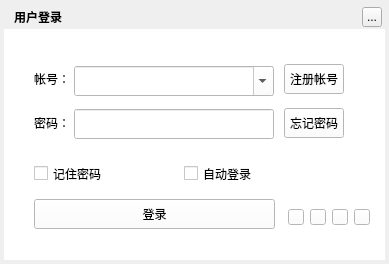
Greedysky/TTKMusicPlayer, file TTKModule/TTKWidget/musicUiKits/musicUserKits/musicuserdialog.ui: the form before one commit.
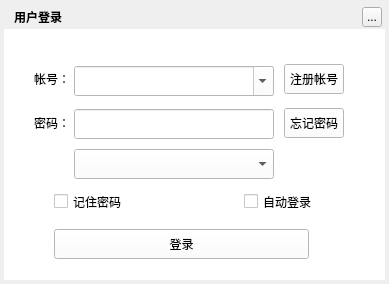
The form after the commit. Icons and pictures are not drawn. Custom widgets are drawn as their Qt base class.

Commit message: Refactor login module[249540]

The edit to the form file:
```diff
--- a/TTKModule/TTKWidget/musicUiKits/musicUserKits/musicuserdialog.ui
+++ b/TTKModule/TTKWidget/musicUiKits/musicUserKits/musicuserdialog.ui
@@ -7,7 +7,7 @@
     <x>0</x>
     <y>0</y>
     <width>389</width>
-    <height>264</height>
+    <height>284</height>
    </rect>
   </property>
   <property name="windowTitle">
@@ -22,7 +22,7 @@
      <x>4</x>
      <y>4</y>
      <width>381</width>
-     <height>256</height>
+     <height>276</height>
     </rect>
    </property>
    <property name="text">
@@ -67,7 +67,7 @@
      <x>4</x>
      <y>29</y>
      <width>381</width>
-     <height>231</height>
+     <height>251</height>
     </rect>
    </property>
    <property name="styleSheet">
@@ -167,8 +167,8 @@
     <widget class="QCheckBox" name="rememberPwd">
      <property name="geometry">
       <rect>
-       <x>30</x>
-       <y>137</y>
+       <x>50</x>
+       <y>165</y>
        <width>90</width>
        <height>15</height>
       </rect>
@@ -180,8 +180,8 @@
     <widget class="QCheckBox" name="automaticLogon">
      <property name="geometry">
       <rect>
-       <x>180</x>
-       <y>137</y>
+       <x>240</x>
+       <y>165</y>
        <width>90</width>
        <height>15</height>
       </rect>
@@ -193,9 +193,9 @@
     <widget class="QPushButton" name="loginButton">
      <property name="geometry">
       <rect>
-       <x>30</x>
-       <y>170</y>
-       <width>241</width>
+       <x>50</x>
+       <y>200</y>
+       <width>255</width>
        <height>30</height>
       </rect>
      </property>
@@ -203,92 +203,14 @@
       <string>登录</string>
      </property>
     </widget>
-    <widget class="QPushButton" name="useTencentLogin">
+    <widget class="QComboBox" name="serverComboBox">
      <property name="geometry">
       <rect>
-       <x>284</x>
-       <y>180</y>
-       <width>16</width>
-       <height>16</height>
+       <x>70</x>
+       <y>120</y>
+       <width>200</width>
+       <height>30</height>
       </rect>
-     </property>
-     <property name="cursor">
-      <cursorShape>PointingHandCursor</cursorShape>
-     </property>
-     <property name="toolTip">
-      <string/>
-     </property>
-     <property name="styleSheet">
-      <string notr="true">border-image:url(:/usermanager/lb_qq)</string>
-     </property>
-     <property name="text">
-      <string/>
-     </property>
-    </widget>
-    <widget class="QPushButton" name="useRenrenLogin">
-     <property name="geometry">
-      <rect>
-       <x>306</x>
-       <y>180</y>
-       <width>16</width>
-       <height>16</height>
-      </rect>
-     </property>
-     <property name="cursor">
-      <cursorShape>PointingHandCursor</cursorShape>
-     </property>
-     <property name="toolTip">
-      <string/>
-     </property>
-     <property name="styleSheet">
-      <string notr="true">border-image:url(:/usermanager/lb_renren)</string>
-     </property>
-     <property name="text">
-      <string/>
-     </property>
-    </widget>
-    <widget class="QPushButton" name="useWechatLogin">
-     <property name="geometry">
-      <rect>
-       <x>328</x>
-       <y>180</y>
-       <width>16</width>
-       <height>16</height>
-      </rect>
-     </property>
-     <property name="cursor">
-      <cursorShape>PointingHandCursor</cursorShape>
-     </property>
-     <property name="toolTip">
-      <string/>
-     </property>
-     <property name="styleSheet">
-      <string notr="true">border-image:url(:/usermanager/lb_weixing)</string>
-     </property>
-     <property name="text">
-      <string/>
-     </property>
-    </widget>
-    <widget class="QPushButton" name="useSinaLogin">
-     <property name="geometry">
-      <rect>
-       <x>350</x>
-       <y>180</y>
-       <width>16</width>
-       <height>16</height>
-      </rect>
-     </property>
-     <property name="cursor">
-      <cursorShape>PointingHandCursor</cursorShape>
-     </property>
-     <property name="toolTip">
-      <string/>
-     </property>
-     <property name="styleSheet">
-      <string notr="true">border-image:url(:/usermanager/lb_xinlang)</string>
-     </property>
-     <property name="text">
-      <string/>
      </property>
     </widget>
    </widget>
```
Left out of the diff: 27 changed lines with no effect on the pictures. The commit also changes 37 other files.
